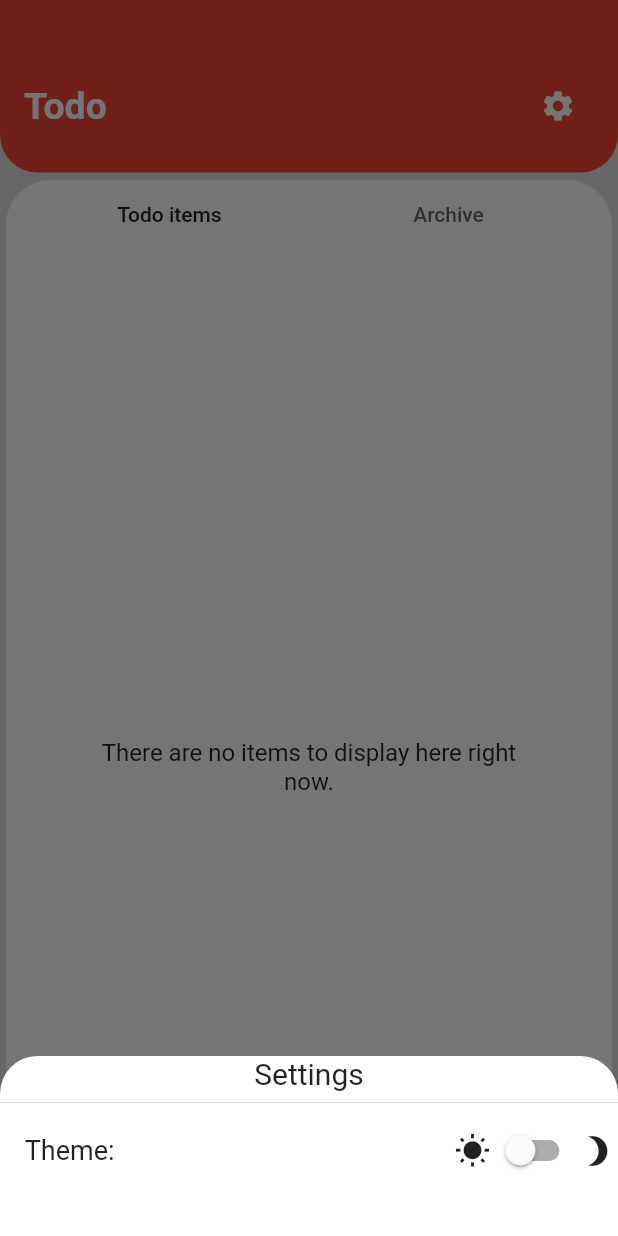
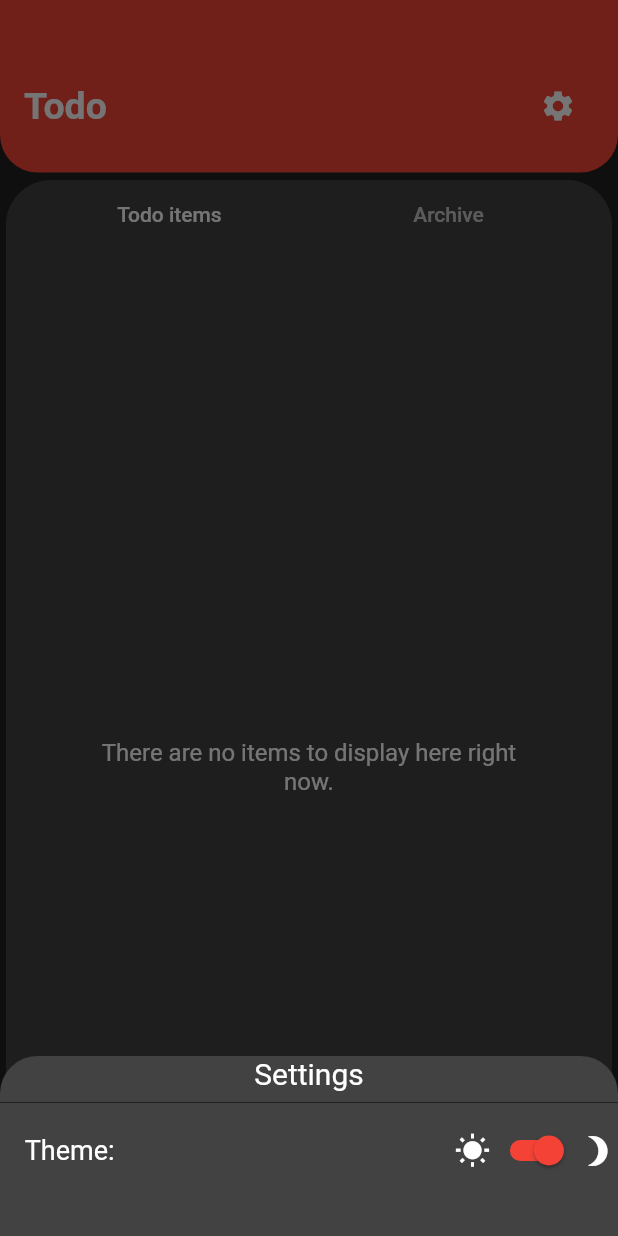
Before and after one commit to RobbinKok/todo, a Flutter app: the screen it shows after launch, after a tap on the "settings" icon, on a phone screen of 412 x 824 dp. Run offline on Flutter 3.47's test engine with Material 2 defaults, Android fonts, the phone set to English and light mode, and no system bars; our stand-ins replace flushbar, shared_preferences.

Commit message:
Implemented a new method for changing and saving the theme

```diff
--- a/lib/home.dart
+++ b/lib/home.dart
@@ -3,7 +3,7 @@ import 'package:flutter/material.dart';
 import 'package:provider/provider.dart';
 import 'package:shared_preferences/shared_preferences.dart';
 import 'package:flushbar/flushbar.dart';
-import 'package:todo/main.dart';
+import 'package:todo/mythemes.dart';
 
 import 'todo.dart';
 import 'new_item.view.dart';
@@ -18,7 +18,6 @@ class Home extends State<HomeScreen> {
   List<Todo> done = List<Todo>();
   SharedPreferences sharedPreferences;
   TextEditingController textFieldController = TextEditingController();
-  bool theme = false;
 
   @override
   void initState() {
@@ -313,7 +312,7 @@ class Home extends State<HomeScreen> {
     dataSave();
   }
 
-  void dataSave() {
+  void dataSave() async {
     List<String> sharedPrefList =
         list.map((item) => jsonEncode(item.topMap())).toList();
     sharedPreferences.setStringList('list', sharedPrefList);
@@ -322,7 +321,7 @@ class Home extends State<HomeScreen> {
     sharedPreferences.setStringList('done', sharedPrefDone);
   }
 
-  void dataLoad() {
+  void dataLoad() async {
     List<String> sharedPrefList = sharedPreferences.getStringList('list');
     list =
         sharedPrefList.map((item) => Todo.fromMap(jsonDecode(item))).toList();
@@ -505,18 +504,19 @@ class Home extends State<HomeScreen> {
                               mainAxisAlignment: MainAxisAlignment.spaceBetween,
                               children: [
                                 Icon(Icons.wb_sunny),
-                                Switch(
+                                Consumer<ThemeNotifier>(
+                                  builder: (context, notifier, child) => Switch(
                                       activeTrackColor:
                                           Theme.of(context).primaryColor,
-                                    activeColor: Theme.of(context).primaryColor,
-                                    value: Provider.of<AppState>(context)
-                                        .isDarkTheme,
+                                      activeColor:
+                                          Theme.of(context).primaryColor,
+                                      value: notifier.darkTheme,
                                       onChanged: (value) {
                                         setState(() {
-                                        Provider.of<AppState>(context)
-                                            .updateTheme(value);
+                                          notifier.toggleTheme();
                                         });
                                       }),
+                                ),
                                 Icon(Icons.brightness_3)
                               ],
                             ),
--- a/lib/main.dart
+++ b/lib/main.dart
@@ -10,10 +10,7 @@ import 'package:todo/mythemes.dart';
 //void main() => runApp(MyApp());
 
 void main() => runApp(
-      ChangeNotifierProvider<AppState>(
-        create: (context) => AppState(),
-        child: MyApp(),
-      ),
+      MyApp(),
     );
 
 class MyApp extends StatelessWidget {
@@ -24,25 +21,15 @@ class MyApp extends StatelessWidget {
     SystemChrome.setSystemUIOverlayStyle(SystemUiOverlayStyle(
         statusBarColor: Colors.transparent,
         statusBarIconBrightness: Brightness.light));
-    return Consumer<AppState>(
-      builder: (context, appState, _) {
+    return ChangeNotifierProvider(
+      create: (_) => ThemeNotifier(),
+      child: Consumer<ThemeNotifier>(
+          builder: (context, ThemeNotifier notifier, child) {
         return MaterialApp(
-          theme: MyThemes.lightTheme,
-          darkTheme: MyThemes.darkTheme,
-          themeMode: appState.isDarkTheme ? ThemeMode.dark : ThemeMode.light,
-          debugShowCheckedModeBanner: false,
+          theme: notifier.darkTheme ? MyThemes.darkTheme : MyThemes.lightTheme,
           home: HomeScreen(),
         );
-      },
+      }),
     );
   }
 }
-
-class AppState extends ChangeNotifier {
-  bool isDarkTheme = false;
-
-  void updateTheme(bool isDarkTheme) {
-    this.isDarkTheme = isDarkTheme;
-    notifyListeners();
-  }
-}
--- a/lib/mythemes.dart
+++ b/lib/mythemes.dart
@@ -1,4 +1,5 @@
 import 'package:flutter/material.dart';
+import 'package:shared_preferences/shared_preferences.dart';
 
 enum MyThemesKeys { LIGHT, DARK }
 
@@ -22,18 +23,40 @@ class MyThemes {
       backgroundColor: Colors.grey[900],
       indicatorColor: Colors.white,
       canvasColor: Colors.transparent);
+}
 
-  static ThemeData getThemeFromKey(MyThemesKeys themesKeys) {
-    switch (themesKeys) {
-      case MyThemesKeys.LIGHT:
-        return lightTheme;
-        break;
-      case MyThemesKeys.DARK:
-        return darkTheme;
-        break;
+class ThemeNotifier extends ChangeNotifier {
+  final String key = "theme";
+  SharedPreferences _pref;
+  bool _darktheme;
 
-      default:
-        return lightTheme;
+  bool get darkTheme => _darktheme;
+
+  ThemeNotifier() {
+    _darktheme = true;
+    _loadFromPrefs();
+  }
+
+  toggleTheme() {
+    _darktheme = !_darktheme;
+    _saveToPrefs();
+    notifyListeners();
+  }
+
+  _initPrefs() async {
+    if (_pref == null) {
+      _pref = await SharedPreferences.getInstance();
     }
   }
+
+  _loadFromPrefs() async {
+    await _initPrefs();
+    _darktheme = _pref.getBool(key) ?? true;
+    notifyListeners();
+  }
+
+  _saveToPrefs() async {
+    await _initPrefs();
+    _pref.setBool(key, _darktheme);
+  }
 }
```
Lines whose indentation alone changed are shown as unchanged.
